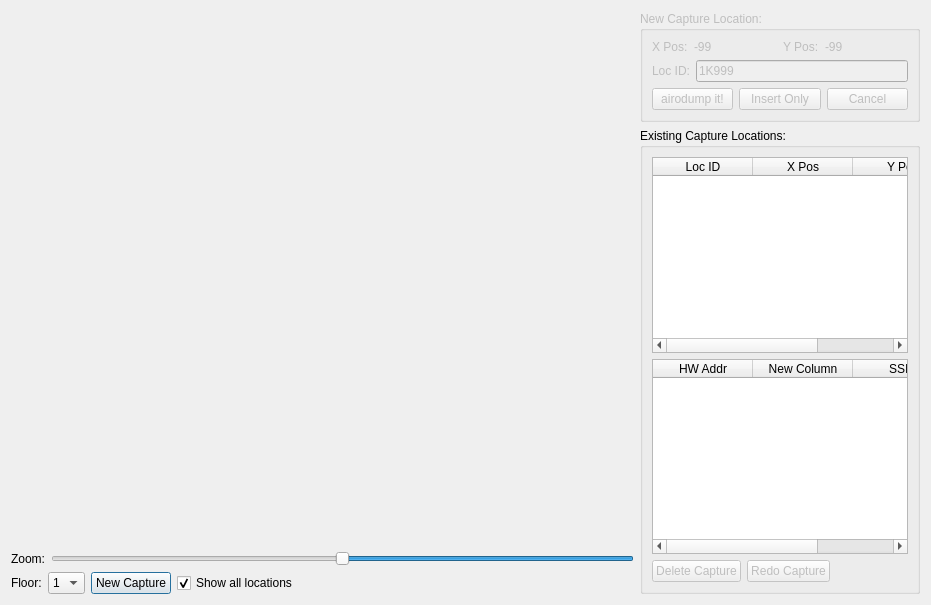
The window that tool_suite/fingerprint_editor/main_dialog.ui (jedivind/gtaiad) describes before a commit, drawn with Qt 5.
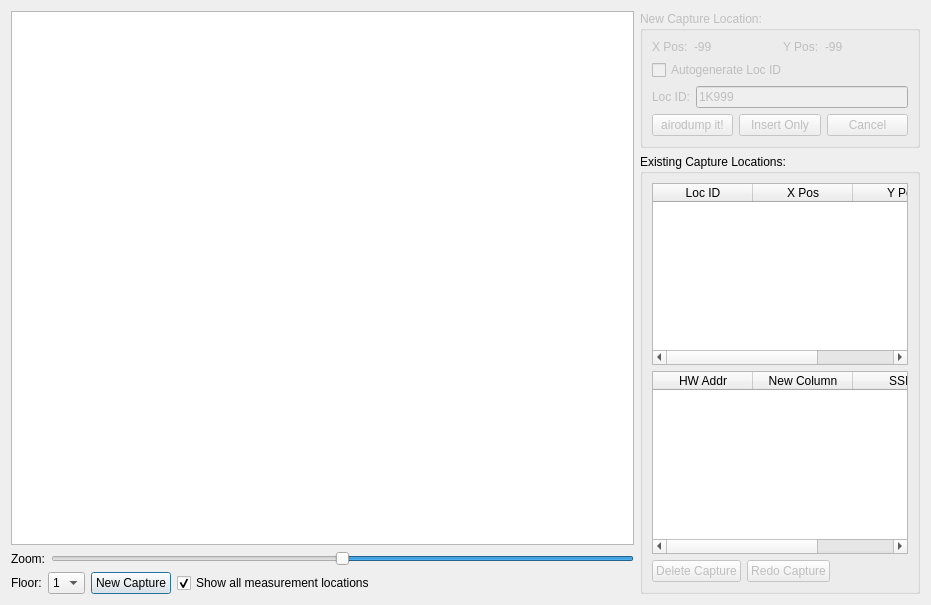
The same window after the commit.

The edit to the form file:
```diff
--- a/tool_suite/fingerprint_editor/main_dialog.ui
+++ b/tool_suite/fingerprint_editor/main_dialog.ui
@@ -15,9 +15,9 @@
   </property>
   <layout class="QHBoxLayout" name="horizontalLayout_6" stretch="1,0">
    <item>
-    <layout class="QVBoxLayout" name="verticalLayout_3" stretch="1,0,0">
+    <layout class="QVBoxLayout" name="verticalLayout_3" stretch="0,0,0">
      <item>
-      <layout class="QHBoxLayout" name="floor_graphic_layout"/>
+      <widget class="QGraphicsView" name="map_view"/>
      </item>
      <item>
       <layout class="QHBoxLayout" name="horizontalLayout_3">
@@ -93,7 +93,7 @@
        <item>
         <widget class="QCheckBox" name="checkBox">
          <property name="text">
-          <string>Show all locations</string>
+          <string>Show all measurement locations</string>
          </property>
          <property name="checked">
           <bool>true</bool>
@@ -160,6 +160,13 @@
           </item>
          </layout>
         </item>
+        <item>
+         <widget class="QCheckBox" name="autogenerate_loc_id_checkbox">
+          <property name="text">
+           <string>Autogenerate Loc ID</string>
+          </property>
+         </widget>
+        </item>
         <item>
          <layout class="QHBoxLayout" name="horizontalLayout">
           <item>
```
Left out of the diff: 36 changed lines with no effect on the pictures.
